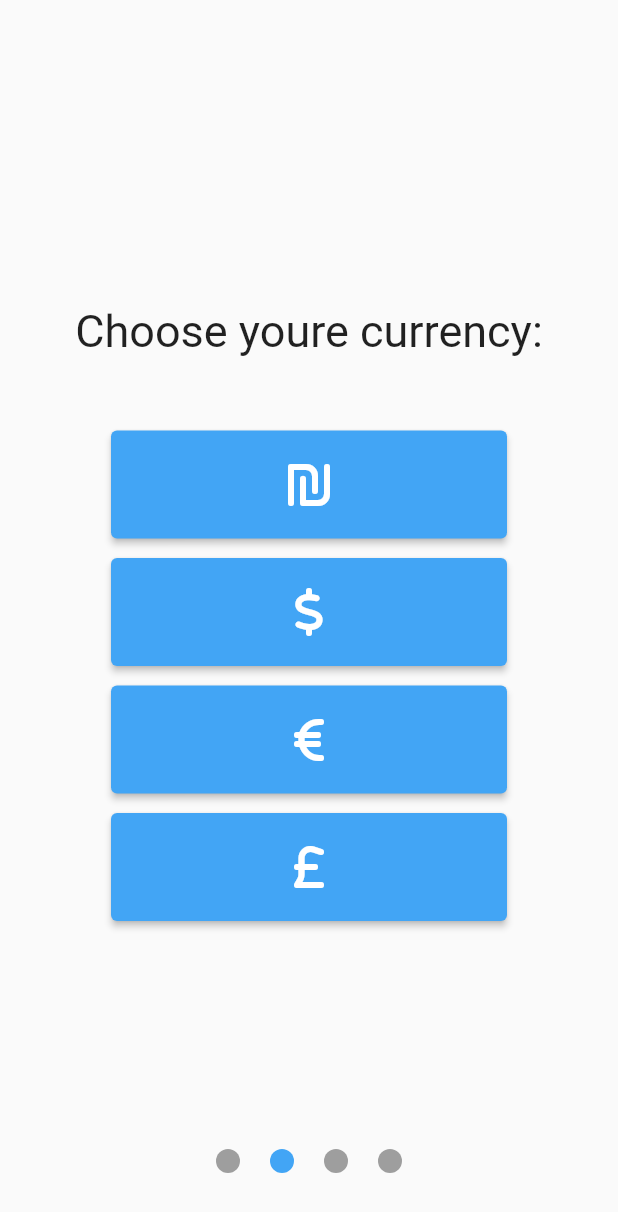
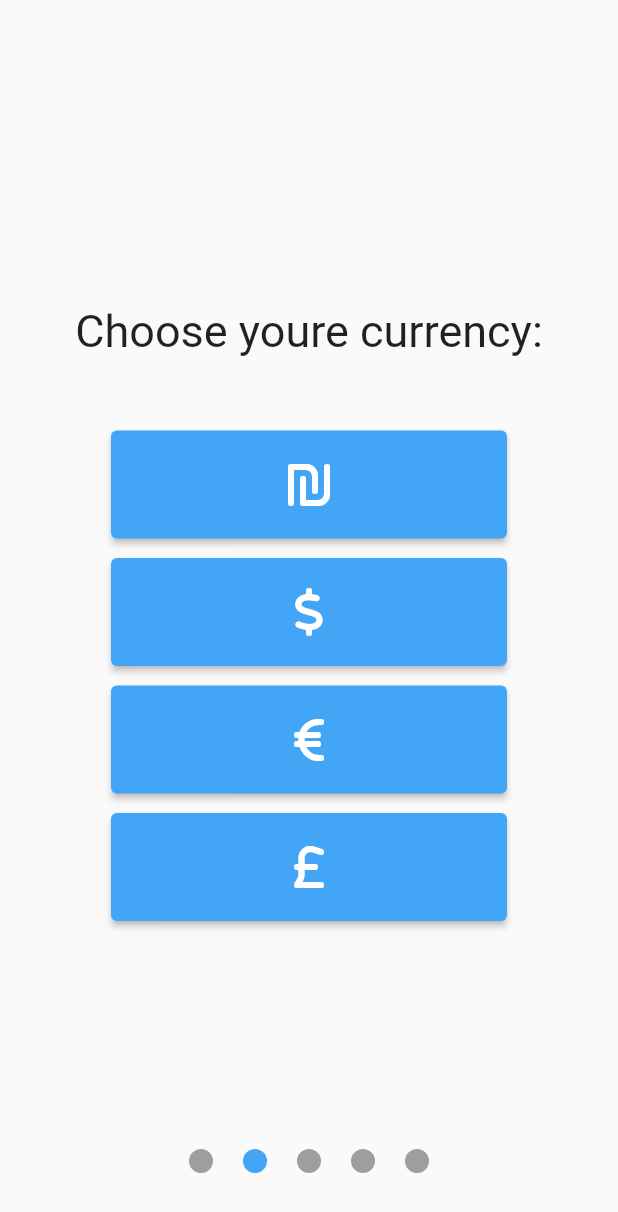
Before and after one commit to hubermanophir/budget-manager, a Flutter app: the screen it shows after launch, after a tap on "Get Started", on a phone screen of 412 x 824 dp. Shown: the top 1212 px of the screen. Run offline on Flutter 3.47's test engine with Material 2 defaults, Android fonts, the phone set to English and light mode, and no system bars; our stand-ins replace font_awesome_flutter, numberpicker, shared_preferences, sqflite; accounts and stored records are empty.

Commit message:
finished very basic preferences selection

```diff
--- a/lib/main.dart
+++ b/lib/main.dart
@@ -19,7 +19,7 @@ class MyApp extends StatelessWidget {
     return MaterialApp(
       theme: ThemeData(),
       debugShowCheckedModeBanner: false,
-      home: GettingStarted(),
+      home: SelectPreferences(),
     );
   }
 }
--- a/lib/pages/select_preferences/budget_selection_page.dart
+++ b/lib/pages/select_preferences/budget_selection_page.dart
@@ -2,25 +2,21 @@ import 'package:flutter/material.dart';
 
 class BudgetSelect extends StatefulWidget {
   int index;
+  String budget;
   final PageController pageController;
-  BudgetSelect({
-    super.key,
-    required this.pageController,
-    required this.index,
-  });
+  final Function changeBudget;
+  BudgetSelect(
+      {super.key,
+      required this.pageController,
+      required this.index,
+      required this.changeBudget,
+      required this.budget});
 
   @override
   State<BudgetSelect> createState() => _BudgetSelectState();
 }
 
 class _BudgetSelectState extends State<BudgetSelect> {
-  var budget = '0';
-  void changeBudget(String value) {
-    setState(() {
-      budget = value;
-    });
-  }
-
   @override
   Widget build(BuildContext context) {
     return Scaffold(
@@ -31,21 +27,21 @@ class _BudgetSelectState extends State<BudgetSelect> {
       children: [
         Center(
           child: Text(
-            'My monthly budget is: ${budget != '' ? budget : '0'}',
-            style: TextStyle(
+            'My monthly budget is: ${widget.budget != '' ? widget.budget : '0'}',
+            style: const TextStyle(
               fontSize: 20,
             ),
             textAlign: TextAlign.center,
           ),
         ),
         Padding(
-          padding: EdgeInsets.symmetric(horizontal: 100, vertical: 16),
+          padding: const EdgeInsets.symmetric(horizontal: 100, vertical: 16),
           child: TextField(
             onChanged: ((value) {
-              changeBudget(value);
+              widget.changeBudget(value);
             }),
             keyboardType: TextInputType.number,
-            decoration: InputDecoration(
+            decoration: const InputDecoration(
               border: OutlineInputBorder(),
             ),
           ),
@@ -59,10 +55,10 @@ class _BudgetSelectState extends State<BudgetSelect> {
                     currentFocus.unfocus();
                   }
                   widget.pageController.animateToPage(widget.index + 1,
-                      duration: const Duration(milliseconds: 300),
+                      duration: const Duration(milliseconds: 180),
                       curve: Curves.easeIn);
                 },
-                child: Text('Done')))
+                child: const Text('Done')))
       ],
     )));
   }
--- a/lib/pages/select_preferences/currency_selection_page.dart
+++ b/lib/pages/select_preferences/currency_selection_page.dart
@@ -49,7 +49,7 @@ class _CurrencySelectionState extends State<CurrencySelection> {
                         prefs = await SharedPreferences.getInstance(),
                         await prefs.setString('currency', option.id),
                         widget.pageController.animateToPage(widget.index + 1,
-                            duration: const Duration(milliseconds: 300),
+                            duration: const Duration(milliseconds: 180),
                             curve: Curves.easeIn),
                         widget.setSelectedCurrencyIcon(option.icon)
                       },
--- a/lib/pages/select_preferences/main.dart
+++ b/lib/pages/select_preferences/main.dart
@@ -4,22 +4,23 @@ import 'currency_selection_page.dart';
 import './welcome_page.dart';
 import './budget_selection_page.dart';
 import './reset_date_selection_page.dart';
+import './summary_page.dart';
 
-class GettingStarted extends StatefulWidget {
-  const GettingStarted({Key? key}) : super(key: key);
+class SelectPreferences extends StatefulWidget {
+  const SelectPreferences({Key? key}) : super(key: key);
 
   @override
-  State<GettingStarted> createState() => _GettingStarted();
+  State<SelectPreferences> createState() => _SelectPreferences();
 }
 
-class _GettingStarted extends State<GettingStarted> {
+class _SelectPreferences extends State<SelectPreferences> {
   // declare and initizlize the page controller
   final PageController _pageController = PageController(initialPage: 0);
-
+  String _budget = '0';
   // the index of the current page
   int _activePage = 0;
   IconData selectedCurrency = FontAwesomeIcons.shekelSign;
-
+  int _dayOfMonthForReset = 1;
   // this list holds all the pages
   // all of them are constructed in the very end of this file for readability
 
@@ -35,6 +36,18 @@ class _GettingStarted extends State<GettingStarted> {
     });
   }
 
+  void changeBudget(String value) {
+    setState(() {
+      _budget = value;
+    });
+  }
+
+  void changeDayOfMonth(int day) {
+    setState(() {
+      _dayOfMonthForReset = day;
+    });
+  }
+
   @override
   Widget build(BuildContext context) {
     final List<Widget> _pages = [
@@ -47,10 +60,20 @@ class _GettingStarted extends State<GettingStarted> {
           pageController: _pageController,
           setSelectedCurrencyIcon: setSelectedCurrencyIcon),
       BudgetSelect(
-        index: 2,
+          index: 2,
+          pageController: _pageController,
+          changeBudget: changeBudget,
+          budget: _budget),
+      ResetDateSelector(
+        dayOfMonthForReset: _dayOfMonthForReset,
+        changeDayOfMonth: changeDayOfMonth,
+        index: 3,
         pageController: _pageController,
       ),
-      ResetDateSelector()
+      SummaryPage(
+          dayOfMonthForReset: _dayOfMonthForReset,
+          budget: _budget,
+          selectedCurrency: selectedCurrency)
     ];
     return Scaffold(
       body: Stack(
@@ -85,7 +108,7 @@ class _GettingStarted extends State<GettingStarted> {
                           child: InkWell(
                             onTap: () {
                               _pageController.animateToPage(index,
-                                  duration: const Duration(milliseconds: 300),
+                                  duration: const Duration(milliseconds: 180),
                                   curve: Curves.easeIn);
                             },
                             child: CircleAvatar(
--- a/lib/pages/select_preferences/reset_date_selection_page.dart
+++ b/lib/pages/select_preferences/reset_date_selection_page.dart
@@ -1,10 +1,53 @@
 import 'package:flutter/material.dart';
+import 'package:numberpicker/numberpicker.dart';
 
-class ResetDateSelector extends StatelessWidget {
-  const ResetDateSelector({super.key});
+class ResetDateSelector extends StatefulWidget {
+  final int dayOfMonthForReset;
+  final Function changeDayOfMonth;
+  final int index;
+  final PageController pageController;
+  const ResetDateSelector(
+      {super.key,
+      required this.dayOfMonthForReset,
+      required this.changeDayOfMonth,
+      required this.index,
+      required this.pageController});
 
   @override
+  State<ResetDateSelector> createState() => _ResetDateSelectorState();
+}
+
+class _ResetDateSelectorState extends State<ResetDateSelector> {
+  @override
   Widget build(BuildContext context) {
-    return Container();
+    return SafeArea(
+      child: Scaffold(
+        body: Column(
+          mainAxisAlignment: MainAxisAlignment.center,
+          children: [
+            Center(child: Text('Select day of reset')),
+            NumberPicker(
+              value: widget.dayOfMonthForReset,
+              minValue: 1,
+              maxValue: 28,
+              onChanged: (value) => widget.changeDayOfMonth(value),
+            ),
+            Center(
+                child: ElevatedButton(
+                    onPressed: () {
+                      FocusScopeNode currentFocus = FocusScope.of(context);
+
+                      if (!currentFocus.hasPrimaryFocus) {
+                        currentFocus.unfocus();
+                      }
+                      widget.pageController.animateToPage(widget.index + 1,
+                          duration: const Duration(milliseconds: 180),
+                          curve: Curves.easeIn);
+                    },
+                    child: const Text('Done')))
+          ],
+        ),
+      ),
+    );
   }
 }
--- /dev/null
+++ b/lib/pages/select_preferences/summary_page.dart
@@ -0,0 +1,34 @@
+import 'package:flutter/material.dart';
+
+class SummaryPage extends StatefulWidget {
+  final String budget;
+  final int dayOfMonthForReset;
+  final IconData selectedCurrency;
+
+  const SummaryPage(
+      {super.key,
+      required this.budget,
+      required this.dayOfMonthForReset,
+      required this.selectedCurrency});
+
+  @override
+  State<SummaryPage> createState() => _SummaryPageState();
+}
+
+class _SummaryPageState extends State<SummaryPage> {
+  @override
+  Widget build(BuildContext context) {
+    return Scaffold(
+      body: SafeArea(
+          child: Column(
+        mainAxisAlignment: MainAxisAlignment.center,
+        children: [
+          Center(child: Text('Youre budget is ${widget.budget}')),
+          Center(
+              child: Text('Youre reset date is ${widget.dayOfMonthForReset}')),
+          Center(child: Icon(widget.selectedCurrency))
+        ],
+      )),
+    );
+  }
+}
--- a/lib/pages/select_preferences/welcome_page.dart
+++ b/lib/pages/select_preferences/welcome_page.dart
@@ -22,7 +22,7 @@ class WelcomePage extends StatelessWidget {
               child: ElevatedButton(
                   onPressed: () {
                     pageController.animateToPage(index + 1,
-                        duration: const Duration(milliseconds: 300),
+                        duration: const Duration(milliseconds: 180),
                         curve: Curves.easeIn);
                   },
                   child: const Text('Get Started')),
--- a/pubspec.yaml
+++ b/pubspec.yaml
@@ -40,6 +40,7 @@ dependencies:
   shared_preferences: ^2.0.15
   font_awesome_flutter: ^10.2.1
   keyboard_actions: ^4.0.1
+  numberpicker: ^2.1.1
 
 dev_dependencies:
   flutter_test:
```
Also changed, not shown: lib/utils/numbers_keyboard.dart (deleted), pubspec.lock.
